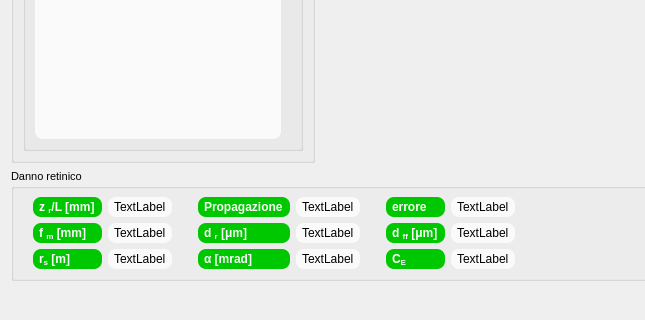
First picture: the form in beaminspectordialog.ui, repository crocodile119/Laser-Studio, before the edit; both pictures show x 0 to 645 and y 310 to 630 of the 1259 by 630 pixel window.
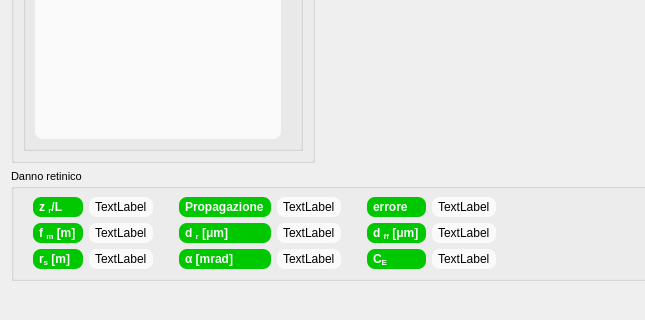
Second picture: the form after the edit.

Commit message: BeamInspector, apparent source implementation

The edit to the form file:
```diff
--- a/beaminspectordialog.ui
+++ b/beaminspectordialog.ui
@@ -521,7 +521,7 @@
 QLabel {margin-left: 10px}</string>
         </property>
         <property name="text">
-         <string>&lt;p&gt;z &lt;sub&gt;r&lt;/sub&gt;/L [mm]&lt;/p&gt;</string>
+         <string>&lt;p&gt;z &lt;sub&gt;r&lt;/sub&gt;/L &lt;/p&gt;</string>
         </property>
        </widget>
       </item>
@@ -608,7 +608,7 @@
 QLabel {margin-left: 10px}</string>
         </property>
         <property name="text">
-         <string>f &lt;sub&gt;m&lt;/sub&gt; [mm]</string>
+         <string>f &lt;sub&gt;m&lt;/sub&gt; [m]</string>
         </property>
        </widget>
       </item>
```
The commit also changes 2 other files.
